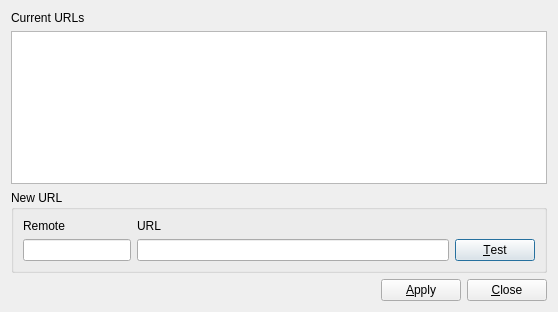
The window that src/SetRemoteUrlDialog.ui (soramimi/Guitar) describes before a commit, drawn with Qt 5.
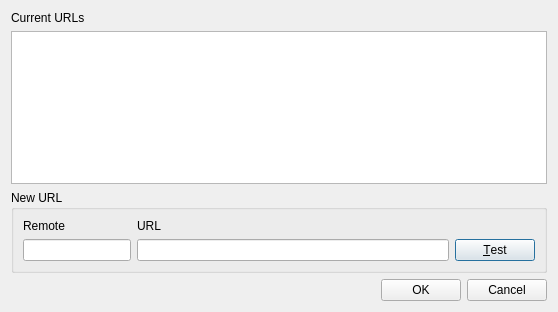
The same window after the commit. Custom widgets are drawn as their Qt base class.

```diff
--- a/src/SetRemoteUrlDialog.ui
+++ b/src/SetRemoteUrlDialog.ui
@@ -88,14 +88,14 @@
      <item>
       <widget class="QPushButton" name="pushButton">
        <property name="text">
-        <string>&amp;Apply</string>
+        <string>OK</string>
        </property>
       </widget>
      </item>
      <item>
       <widget class="QPushButton" name="pushButton_2">
        <property name="text">
-        <string>&amp;Close</string>
+        <string>Cancel</string>
        </property>
       </widget>
      </item>
@@ -104,6 +104,11 @@
   </layout>
  </widget>
  <customwidgets>
+  <customwidget>
+   <class>RepositoryLineEdit</class>
+   <extends>QLineEdit</extends>
+   <header>RepositoryLineEdit.h</header>
+  </customwidget>
   <customwidget>
    <class>RemoteRepositoriesTableWidget</class>
    <extends>QTableWidget</extends>
```
Left out of the diff: 2 changed lines with no effect on the pictures.
